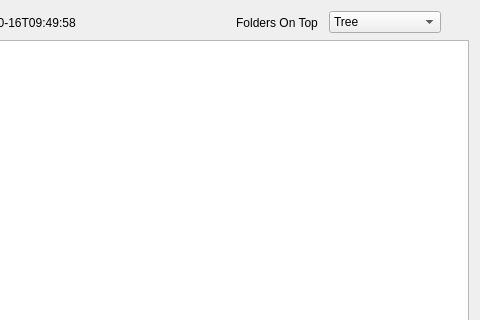
Above: src/vorta/assets/UI/diffresult.ui from borgbase/vorta before the change; both pictures show x 304 to 784 and y 0 to 320 of the 784 by 565 pixel window. Below: the same form after it.
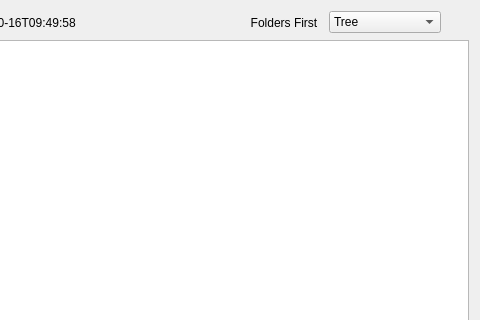
That is the form after the change.

Commit message:
Change label `Folders On Top` to `Folders First` in Extract and Diff view.
* src/vorta/assets/UI/diffresult.ui
* src/vorta/assets/UI/extractdialog.ui

Patch:
```diff
--- a/src/vorta/assets/UI/diffresult.ui
+++ b/src/vorta/assets/UI/diffresult.ui
@@ -65,7 +65,7 @@
         <string>Keep folders on top when sorting</string>
        </property>
        <property name="text">
-        <string>Folders On Top</string>
+        <string>Folders First</string>
        </property>
        <property name="checkable">
         <bool>true</bool>
```
Left out of the diff: 2 changed lines with no effect on the pictures. The commit also changes 1 other file.
